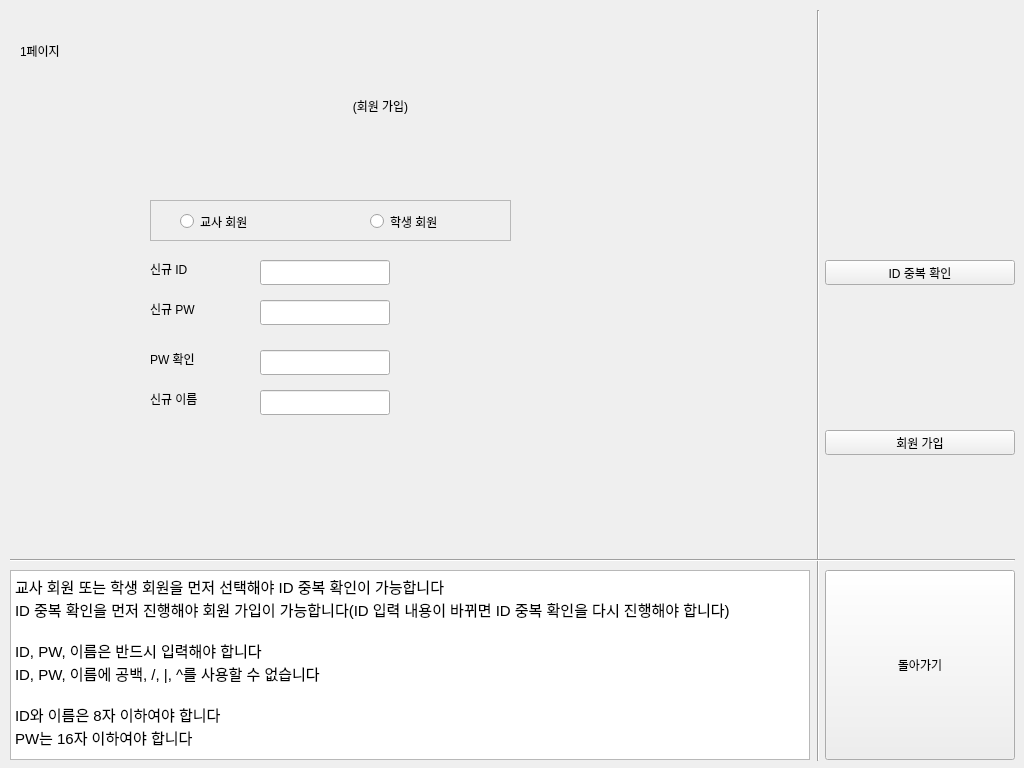
Before: the Qt Designer form tonghap.ui in Education-project-iot-AI/education-app, drawn with Qt 5.
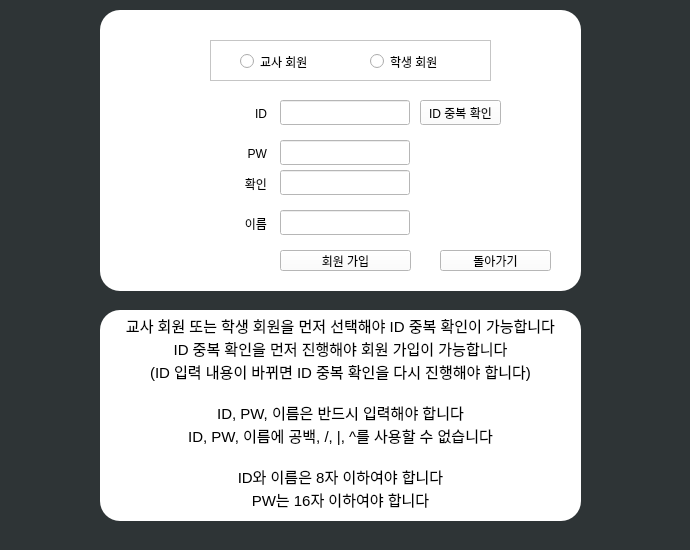
After: the same form once the commit is applied. The open tabs and pages were chosen to show the change.

Commit message: 기능 완료 버전 / 통계의 오답 비율은 정답 비율로 변경, X축 라벨에 문제를 표시하던 것을 바꿔서 문제 번호를 표시(서버 측에서 번호를 받아오게 할까 했는데 어차피 일련번호 붙어서 저장되고 있으니 그냥 클라이언트가 수신하는 순서대로 1, 2, 3 ...), 아무도 풀지 않았던 문제라면 그냥 0으로 처리 / ID, PW, 이름 입력란은 영문 대소문자, 숫자, _, !만 허용하는 정규표현식 적용

Diff of the .ui file:
```diff
--- a/tonghap.ui
+++ b/tonghap.ui
@@ -6,8 +6,8 @@
    <rect>
     <x>0</x>
     <y>0</y>
-    <width>1024</width>
-    <height>768</height>
+    <width>690</width>
+    <height>550</height>
    </rect>
   </property>
   <property name="sizePolicy">
@@ -18,14 +18,14 @@
   </property>
   <property name="minimumSize">
    <size>
-    <width>1024</width>
-    <height>768</height>
+    <width>690</width>
+    <height>550</height>
    </size>
   </property>
   <property name="maximumSize">
    <size>
-    <width>1024</width>
-    <height>768</height>
+    <width>690</width>
+    <height>550</height>
    </size>
   </property>
   <property name="windowTitle">
@@ -37,10 +37,13 @@
      <rect>
       <x>0</x>
       <y>0</y>
-      <width>1031</width>
-      <height>771</height>
+      <width>690</width>
+      <height>550</height>
      </rect>
     </property>
+    <property name="styleSheet">
+     <string notr="true">background-color: rgb(46, 52, 54);</string>
+    </property>
     <property name="currentIndex">
      <number>8</number>
     </property>
@@ -258,44 +261,18 @@
      </widget>
     </widget>
     <widget class="QWidget" name="page_2">
-     <widget class="QLabel" name="label_2">
-      <property name="geometry">
-       <rect>
-        <x>20</x>
-        <y>10</y>
-        <width>61</width>
-        <height>81</height>
-       </rect>
-      </property>
-      <property name="text">
-       <string>1페이지</string>
-      </property>
-     </widget>
-     <widget class="QLabel" name="label_10">
-      <property name="geometry">
-       <rect>
-        <x>20</x>
-        <y>60</y>
-        <width>721</width>
-        <height>91</height>
-       </rect>
-      </property>
-      <property name="text">
-       <string>(회원 가입)</string>
-      </property>
-      <property name="alignment">
-       <set>Qt::AlignCenter</set>
-      </property>
-     </widget>
      <widget class="QLineEdit" name="line_join_id">
       <property name="geometry">
        <rect>
-        <x>260</x>
-        <y>260</y>
+        <x>280</x>
+        <y>100</y>
         <width>130</width>
         <height>25</height>
        </rect>
       </property>
+      <property name="styleSheet">
+       <string notr="true">background-color: rgb(255, 255, 255);</string>
+      </property>
       <property name="maxLength">
        <number>8</number>
       </property>
@@ -306,12 +283,15 @@
      <widget class="QLineEdit" name="line_join_pw">
       <property name="geometry">
        <rect>
-        <x>260</x>
-        <y>300</y>
+        <x>280</x>
+        <y>140</y>
         <width>130</width>
         <height>25</height>
        </rect>
       </property>
+      <property name="styleSheet">
+       <string notr="true">background-color: rgb(255, 255, 255);</string>
+      </property>
       <property name="maxLength">
        <number>16</number>
       </property>
@@ -322,12 +302,15 @@
      <widget class="QLineEdit" name="line_join_pw_check">
       <property name="geometry">
        <rect>
-        <x>260</x>
-        <y>350</y>
+        <x>280</x>
+        <y>170</y>
         <width>130</width>
         <height>25</height>
        </rect>
       </property>
+      <property name="styleSheet">
+       <string notr="true">background-color: rgb(255, 255, 255);</string>
+      </property>
       <property name="maxLength">
        <number>8</number>
       </property>
@@ -335,64 +318,103 @@
      <widget class="QLabel" name="label_11">
       <property name="geometry">
        <rect>
-        <x>150</x>
-        <y>260</y>
+        <x>200</x>
+        <y>105</y>
         <width>67</width>
         <height>17</height>
        </rect>
       </property>
+      <property name="layoutDirection">
+       <enum>Qt::LeftToRight</enum>
+      </property>
+      <property name="styleSheet">
+       <string notr="true">background-color: rgb(255, 255, 255);</string>
+      </property>
       <property name="text">
-       <string>신규 ID</string>
+       <string>ID</string>
+      </property>
+      <property name="alignment">
+       <set>Qt::AlignRight|Qt::AlignTrailing|Qt::AlignVCenter</set>
       </property>
      </widget>
      <widget class="QLabel" name="label_12">
       <property name="geometry">
        <rect>
-        <x>150</x>
-        <y>300</y>
+        <x>200</x>
+        <y>145</y>
         <width>67</width>
         <height>17</height>
        </rect>
       </property>
+      <property name="layoutDirection">
+       <enum>Qt::LeftToRight</enum>
+      </property>
+      <property name="styleSheet">
+       <string notr="true">background-color: rgb(255, 255, 255);</string>
+      </property>
       <property name="text">
-       <string>신규 PW</string>
+       <string>PW</string>
+      </property>
+      <property name="alignment">
+       <set>Qt::AlignRight|Qt::AlignTrailing|Qt::AlignVCenter</set>
       </property>
      </widget>
      <widget class="QLabel" name="label_13">
       <property name="geometry">
        <rect>
-        <x>150</x>
-        <y>350</y>
+        <x>200</x>
+        <y>175</y>
         <width>67</width>
         <height>17</height>
        </rect>
       </property>
+      <property name="layoutDirection">
+       <enum>Qt::LeftToRight</enum>
+      </property>
+      <property name="styleSheet">
+       <string notr="true">background-color: rgb(255, 255, 255);</string>
+      </property>
       <property name="text">
-       <string>PW 확인</string>
+       <string>확인</string>
+      </property>
+      <property name="alignment">
+       <set>Qt::AlignRight|Qt::AlignTrailing|Qt::AlignVCenter</set>
       </property>
      </widget>
      <widget class="QLabel" name="label_14">
       <property name="geometry">
        <rect>
-        <x>150</x>
-        <y>390</y>
+        <x>200</x>
+        <y>215</y>
         <width>67</width>
         <height>17</height>
        </rect>
       </property>
+      <property name="layoutDirection">
+       <enum>Qt::LeftToRight</enum>
+      </property>
+      <property name="styleSheet">
+       <string notr="true">background-color: rgb(255, 255, 255);</string>
+      </property>
       <property name="text">
-       <string>신규 이름</string>
+       <string>이름</string>
+      </property>
+      <property name="alignment">
+       <set>Qt::AlignRight|Qt::AlignTrailing|Qt::AlignVCenter</set>
       </property>
      </widget>
      <widget class="QLineEdit" name="line_join_name">
       <property name="geometry">
        <rect>
-        <x>260</x>
-        <y>390</y>
+        <x>280</x>
+        <y>210</y>
         <width>130</width>
         <height>25</height>
        </rect>
       </property>
+      <property name="styleSheet">
+       <string notr="true">background-color: rgb(255, 255, 255);</string>
+      </property>
       <property name="maxLength">
        <number>16</number>
       </property>
@@ -403,12 +425,15 @@
      <widget class="QPushButton" name="btn_join_id_check">
       <property name="geometry">
        <rect>
-        <x>825</x>
-        <y>260</y>
-        <width>190</width>
+        <x>420</x>
+        <y>100</y>
+        <width>81</width>
         <height>25</height>
        </rect>
       </property>
+      <property name="styleSheet">
+       <string notr="true">background-color: rgb(255, 255, 255);</string>
+      </property>
       <property name="text">
        <string>ID 중복 확인</string>
       </property>
@@ -416,12 +441,15 @@
      <widget class="QPushButton" name="btn_join_confirm">
       <property name="geometry">
        <rect>
-        <x>825</x>
-        <y>430</y>
-        <width>190</width>
-        <height>25</height>
+        <x>280</x>
+        <y>250</y>
+        <width>131</width>
+        <height>21</height>
        </rect>
       </property>
+      <property name="styleSheet">
+       <string notr="true">background-color: rgb(255, 255, 255);</string>
+      </property>
       <property name="text">
        <string>회원 가입</string>
       </property>
@@ -429,12 +457,15 @@
      <widget class="QPushButton" name="btn_join_backmain">
       <property name="geometry">
        <rect>
-        <x>825</x>
-        <y>570</y>
-        <width>190</width>
-        <height>190</height>
+        <x>440</x>
+        <y>250</y>
+        <width>111</width>
+        <height>21</height>
        </rect>
       </property>
+      <property name="styleSheet">
+       <string notr="true">background-color: rgb(255, 255, 255);</string>
+      </property>
       <property name="text">
        <string>돌아가기</string>
       </property>
@@ -442,36 +473,43 @@
      <widget class="QTextBrowser" name="textBrowser_5">
       <property name="geometry">
        <rect>
-        <x>10</x>
-        <y>570</y>
-        <width>800</width>
-        <height>190</height>
+        <x>100</x>
+        <y>310</y>
+        <width>481</width>
+        <height>211</height>
        </rect>
       </property>
+      <property name="styleSheet">
+       <string notr="true">border-radius:20px;background-color: rgb(255, 255, 255);</string>
+      </property>
       <property name="html">
        <string>&lt;!DOCTYPE HTML PUBLIC &quot;-//W3C//DTD HTML 4.0//EN&quot; &quot;http://www.w3.org/TR/REC-html40/strict.dtd&quot;&gt;
 &lt;html&gt;&lt;head&gt;&lt;meta name=&quot;qrichtext&quot; content=&quot;1&quot; /&gt;&lt;style type=&quot;text/css&quot;&gt;
 p, li { white-space: pre-wrap; }
 &lt;/style&gt;&lt;/head&gt;&lt;body style=&quot; font-family:'Ubuntu'; font-size:11pt; font-weight:400; font-style:normal;&quot;&gt;
-&lt;p style=&quot; margin-top:0px; margin-bottom:0px; margin-left:0px; margin-right:0px; -qt-block-indent:0; text-indent:0px;&quot;&gt;교사 회원 또는 학생 회원을 먼저 선택해야 ID 중복 확인이 가능합니다&lt;/p&gt;
-&lt;p style=&quot; margin-top:0px; margin-bottom:0px; margin-left:0px; margin-right:0px; -qt-block-indent:0; text-indent:0px;&quot;&gt;ID 중복 확인을 먼저 진행해야 회원 가입이 가능합니다(ID 입력 내용이 바뀌면 ID 중복 확인을 다시 진행해야 합니다)&lt;/p&gt;
-&lt;p style=&quot;-qt-paragraph-type:empty; margin-top:0px; margin-bottom:0px; margin-left:0px; margin-right:0px; -qt-block-indent:0; text-indent:0px;&quot;&gt;&lt;br /&gt;&lt;/p&gt;
-&lt;p style=&quot; margin-top:0px; margin-bottom:0px; margin-left:0px; margin-right:0px; -qt-block-indent:0; text-indent:0px;&quot;&gt;ID, PW, 이름은 반드시 입력해야 합니다&lt;/p&gt;
-&lt;p style=&quot; margin-top:0px; margin-bottom:0px; margin-left:0px; margin-right:0px; -qt-block-indent:0; text-indent:0px;&quot;&gt;ID, PW, 이름에 공백, /, |, ^를 사용할 수 없습니다&lt;/p&gt;
-&lt;p style=&quot;-qt-paragraph-type:empty; margin-top:0px; margin-bottom:0px; margin-left:0px; margin-right:0px; -qt-block-indent:0; text-indent:0px;&quot;&gt;&lt;br /&gt;&lt;/p&gt;
-&lt;p style=&quot; margin-top:0px; margin-bottom:0px; margin-left:0px; margin-right:0px; -qt-block-indent:0; text-indent:0px;&quot;&gt;ID와 이름은 8자 이하여야 합니다&lt;/p&gt;
-&lt;p style=&quot; margin-top:0px; margin-bottom:0px; margin-left:0px; margin-right:0px; -qt-block-indent:0; text-indent:0px;&quot;&gt;PW는 16자 이하여야 합니다&lt;/p&gt;&lt;/body&gt;&lt;/html&gt;</string>
+&lt;p align=&quot;center&quot; style=&quot; margin-top:0px; margin-bottom:0px; margin-left:0px; margin-right:0px; -qt-block-indent:0; text-indent:0px;&quot;&gt;교사 회원 또는 학생 회원을 먼저 선택해야 ID 중복 확인이 가능합니다&lt;/p&gt;
+&lt;p align=&quot;center&quot; style=&quot; margin-top:0px; margin-bottom:0px; margin-left:0px; margin-right:0px; -qt-block-indent:0; text-indent:0px;&quot;&gt;ID 중복 확인을 먼저 진행해야 회원 가입이 가능합니다&lt;/p&gt;
+&lt;p align=&quot;center&quot; style=&quot; margin-top:0px; margin-bottom:0px; margin-left:0px; margin-right:0px; -qt-block-indent:0; text-indent:0px;&quot;&gt;(ID 입력 내용이 바뀌면 ID 중복 확인을 다시 진행해야 합니다)&lt;/p&gt;
+&lt;p align=&quot;center&quot; style=&quot;-qt-paragraph-type:empty; margin-top:0px; margin-bottom:0px; margin-left:0px; margin-right:0px; -qt-block-indent:0; text-indent:0px;&quot;&gt;&lt;br /&gt;&lt;/p&gt;
+&lt;p align=&quot;center&quot; style=&quot; margin-top:0px; margin-bottom:0px; margin-left:0px; margin-right:0px; -qt-block-indent:0; text-indent:0px;&quot;&gt;ID, PW, 이름은 반드시 입력해야 합니다&lt;/p&gt;
+&lt;p align=&quot;center&quot; style=&quot; margin-top:0px; margin-bottom:0px; margin-left:0px; margin-right:0px; -qt-block-indent:0; text-indent:0px;&quot;&gt;ID, PW, 이름에 공백, /, |, ^를 사용할 수 없습니다&lt;/p&gt;
+&lt;p align=&quot;center&quot; style=&quot;-qt-paragraph-type:empty; margin-top:0px; margin-bottom:0px; margin-left:0px; margin-right:0px; -qt-block-indent:0; text-indent:0px;&quot;&gt;&lt;br /&gt;&lt;/p&gt;
+&lt;p align=&quot;center&quot; style=&quot; margin-top:0px; margin-bottom:0px; margin-left:0px; margin-right:0px; -qt-block-indent:0; text-indent:0px;&quot;&gt;ID와 이름은 8자 이하여야 합니다&lt;/p&gt;
+&lt;p align=&quot;center&quot; style=&quot; margin-top:0px; margin-bottom:0px; margin-left:0px; margin-right:0px; -qt-block-indent:0; text-indent:0px;&quot;&gt;PW는 16자 이하여야 합니다&lt;/p&gt;&lt;/body&gt;&lt;/html&gt;</string>
       </property>
      </widget>
      <widget class="QFrame" name="frame">
       <property name="geometry">
        <rect>
-        <x>150</x>
-        <y>200</y>
-        <width>361</width>
+        <x>210</x>
+        <y>40</y>
+        <width>281</width>
         <height>41</height>
        </rect>
       </property>
+      <property name="styleSheet">
+       <string notr="true">background-color: rgb(255, 255, 255);</string>
+      </property>
       <property name="frameShape">
        <enum>QFrame::StyledPanel</enum>
       </property>
@@ -481,9 +519,9 @@
       <widget class="QRadioButton" name="radio_join_s">
        <property name="geometry">
         <rect>
-         <x>220</x>
+         <x>160</x>
          <y>10</y>
-         <width>112</width>
+         <width>81</width>
          <height>23</height>
         </rect>
        </property>
@@ -505,32 +543,34 @@
        </property>
       </widget>
      </widget>
-     <widget class="Line" name="line">
+     <widget class="QTextBrowser" name="textBrowser_9">
       <property name="geometry">
        <rect>
-        <x>808</x>
+        <x>100</x>
         <y>10</y>
-        <width>20</width>
-        <height>751</height>
+        <width>481</width>
+        <height>281</height>
        </rect>
       </property>
-      <property name="orientation">
-       <enum>Qt::Vertical</enum>
+      <property name="styleSheet">
+       <string notr="true">border-radius:20px;
+background-color: rgb(255, 255, 255);</string>
       </property>
      </widget>
-     <widget class="Line" name="line_2">
-      <property name="geometry">
-       <rect>
-        <x>10</x>
-        <y>550</y>
-        <width>1005</width>
-        <height>20</height>
-       </rect>
-      </property>
-      <property name="orientation">
-       <enum>Qt::Horizontal</enum>
-      </property>
-     </widget>
+     <zorder>textBrowser_9</zorder>
+     <zorder>line_join_id</zorder>
+     <zorder>line_join_pw</zorder>
+     <zorder>line_join_pw_check</zorder>
+     <zorder>label_11</zorder>
+     <zorder>label_12</zorder>
+     <zorder>label_13</zorder>
+     <zorder>label_14</zorder>
+     <zorder>line_join_name</zorder>
+     <zorder>btn_join_id_check</zorder>
+     <zorder>btn_join_confirm</zorder>
+     <zorder>btn_join_backmain</zorder>
+     <zorder>textBrowser_5</zorder>
+     <zorder>frame</zorder>
     </widget>
     <widget class="QWidget" name="page_3">
      <widget class="QLabel" name="label_15">
@@ -1056,49 +1096,6 @@
        <string>돌아가기</string>
       </property>
      </widget>
-     <widget class="QTextBrowser" name="textBrowser_9">
-      <property name="geometry">
-       <rect>
-        <x>10</x>
-        <y>570</y>
-        <width>800</width>
-        <height>190</height>
-       </rect>
-      </property>
-      <property name="html">
-       <string>&lt;!DOCTYPE HTML PUBLIC &quot;-//W3C//DTD HTML 4.0//EN&quot; &quot;http://www.w3.org/TR/REC-html40/strict.dtd&quot;&gt;
-&lt;html&gt;&lt;head&gt;&lt;meta name=&quot;qrichtext&quot; content=&quot;1&quot; /&gt;&lt;style type=&quot;text/css&quot;&gt;
-p, li { white-space: pre-wrap; }
-&lt;/style&gt;&lt;/head&gt;&lt;body style=&quot; font-family:'Ubuntu'; font-size:11pt; font-weight:400; font-style:normal;&quot;&gt;
-&lt;p style=&quot;-qt-paragraph-type:empty; margin-top:0px; margin-bottom:0px; margin-left:0px; margin-right:0px; -qt-block-indent:0; text-indent:0px;&quot;&gt;&lt;br /&gt;&lt;/p&gt;&lt;/body&gt;&lt;/html&gt;</string>
-      </property>
-     </widget>
-     <widget class="Line" name="line_11">
-      <property name="geometry">
-       <rect>
-        <x>10</x>
-        <y>550</y>
-        <width>1005</width>
-        <height>20</height>
-       </rect>
-      </property>
-      <property name="orientation">
-       <enum>Qt::Horizontal</enum>
-      </property>
-     </widget>
-     <widget class="Line" name="line_12">
-      <property name="geometry">
-       <rect>
-        <x>808</x>
-        <y>10</y>
-        <width>20</width>
-        <height>751</height>
-       </rect>
-      </property>
-      <property name="orientation">
-       <enum>Qt::Vertical</enum>
-      </property>
-     </widget>
      <widget class="QStackedWidget" name="stackedWidget_t">
       <property name="geometry">
        <rect>
```
Left out of the diff: 1515 changed lines with no effect on the pictures. The commit also changes 4 other files.
